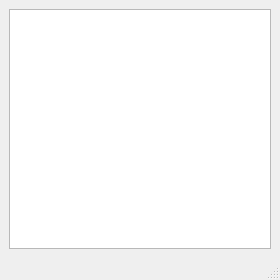
Qt form droppableswindow.ui (jarusll/tokri) before a commit.
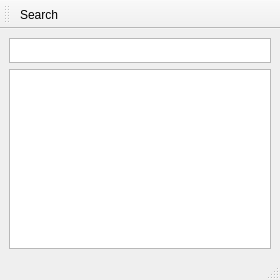
The same form after that commit. Icons and pictures are not drawn.

Commit message: add search action and search bar

```diff
--- a/droppableswindow.ui
+++ b/droppableswindow.ui
@@ -15,6 +15,34 @@
   </property>
   <widget class="QWidget" name="centralwidget">
    <layout class="QVBoxLayout" name="verticalLayout">
+    <item>
+     <widget class="QPlainTextEdit" name="searchBar">
+      <property name="sizePolicy">
+       <sizepolicy hsizetype="Expanding" vsizetype="Fixed">
+        <horstretch>0</horstretch>
+        <verstretch>0</verstretch>
+       </sizepolicy>
+      </property>
+      <property name="minimumSize">
+       <size>
+        <width>0</width>
+        <height>25</height>
+       </size>
+      </property>
+      <property name="maximumSize">
+       <size>
+        <width>16777215</width>
+        <height>25</height>
+       </size>
+      </property>
+      <property name="verticalScrollBarPolicy">
+       <enum>Qt::ScrollBarPolicy::ScrollBarAlwaysOff</enum>
+      </property>
+      <property name="horizontalScrollBarPolicy">
+       <enum>Qt::ScrollBarPolicy::ScrollBarAlwaysOff</enum>
+      </property>
+     </widget>
+    </item>
     <item>
      <widget class="QListView" name="listView"/>
     </item>
@@ -31,6 +59,38 @@
    </property>
   </widget>
   <widget class="QStatusBar" name="statusbar"/>
+  <widget class="QToolBar" name="toolBar">
+   <property name="windowTitle">
+    <string>toolBar</string>
+   </property>
+   <attribute name="toolBarArea">
+    <enum>TopToolBarArea</enum>
+   </attribute>
+   <attribute name="toolBarBreak">
+    <bool>false</bool>
+   </attribute>
+   <addaction name="actionSearch"/>
+  </widget>
+  <action name="actionSearch">
+   <property name="checkable">
+    <bool>true</bool>
+   </property>
+   <property name="icon">
+    <iconset theme="QIcon::ThemeIcon::EditFind"/>
+   </property>
+   <property name="text">
+    <string>Search</string>
+   </property>
+   <property name="iconText">
+    <string>Search</string>
+   </property>
+   <property name="shortcut">
+    <string>Ctrl+F</string>
+   </property>
+   <property name="menuRole">
+    <enum>QAction::MenuRole::ApplicationSpecificRole</enum>
+   </property>
+  </action>
  </widget>
  <resources/>
  <connections/>
```
Left out of the diff: 35 changed lines with no effect on the pictures. The commit also changes 1 other file.
